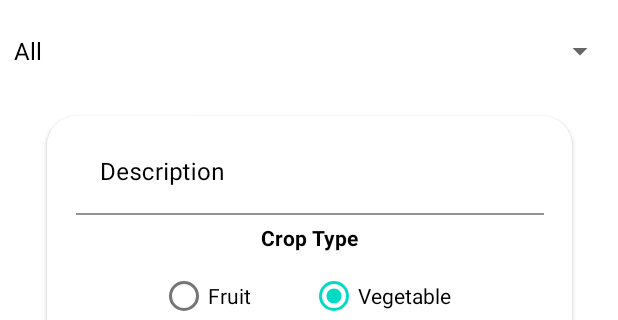
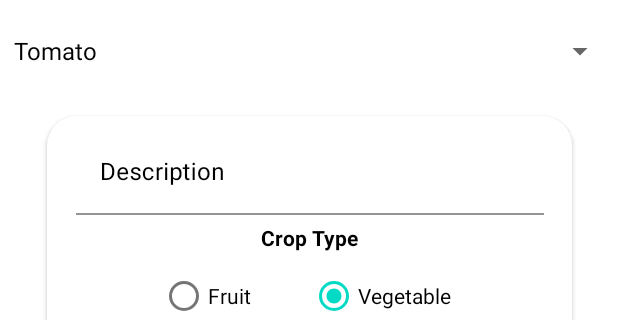
Before and after one commit to CropDealCG/CropDeal, an Android app: the CropPublishFragment screen opened through its navigation route, on a phone screen of 412 x 824 dp, the part 438-758 px from its top. Run offline under Robolectric (Android 15) with nearby library versions, the phone set to English and light mode, and no system bars; our stand-ins replace Firebase (no records; nobody signed in at launch, a user with empty details on screens opened directly), Room's generated code, navigation-ui; plain views replace SmoothBottomBar; 1 statement that could not run was skipped.

```diff
--- a/app/src/main/java/com/cg/cropdeal/model/Constants.kt
+++ b/app/src/main/java/com/cg/cropdeal/model/Constants.kt
@@ -65,5 +65,7 @@ object Constants {
 
     val cropList = listOf<String>("All","Tomato","Potato","Wheat","Rice","Mango","Barley"
     ,"Strawberry","Spinach","Orange","Mustard","Pumpkin","Corn")
+    val cropListWithoutAll = listOf<String>("Tomato","Potato","Wheat","Rice","Mango","Barley"
+        ,"Strawberry","Spinach","Orange","Mustard","Pumpkin","Corn")
 
 }
--- a/app/src/main/java/com/cg/cropdeal/model/UtilRepo.kt
+++ b/app/src/main/java/com/cg/cropdeal/model/UtilRepo.kt
@@ -2,6 +2,7 @@ package com.cg.cropdeal.model
 
 import android.app.Application
 import android.content.Context
+import android.content.DialogInterface
 import android.view.LayoutInflater
 import android.view.View
 import androidx.appcompat.app.AlertDialog
--- a/app/src/main/java/com/cg/cropdeal/view/AboutUsFragment.kt
+++ b/app/src/main/java/com/cg/cropdeal/view/AboutUsFragment.kt
@@ -34,7 +34,7 @@ class AboutUsFragment : Fragment() {
         super.onViewCreated(view, savedInstanceState)
         activity?.actionBar?.setTitle("About Us")
         binding.rateUSBtn.setOnClickListener {
-            val packageName = "Crop Deals"
+            val packageName = "com.cg.cropdeal"
             val uri: Uri = Uri.parse("market://details?id=$packageName")
             val goToMarket = Intent(Intent.ACTION_VIEW, uri)
 
--- a/app/src/main/java/com/cg/cropdeal/view/CropPublishFragment.kt
+++ b/app/src/main/java/com/cg/cropdeal/view/CropPublishFragment.kt
@@ -44,12 +44,11 @@ class CropPublishFragment : Fragment() {
 
 
         viewModel = ViewModelProvider(this).get(CropPublishVM::class.java)
-        val spinnerList = Constants.cropList
+        val spinnerList = Constants.cropListWithoutAll
         val spinnerAdapter = ArrayAdapter<String>(view.context, android.R.layout.simple_spinner_dropdown_item,spinnerList) as SpinnerAdapter
         binding.cropname.adapter = spinnerAdapter
         var cropType = "Fruit"
         binding.radioGroup.setOnCheckedChangeListener { _, i ->
-            Log.d("Observabless","Radio")
             when(i){
                 binding.fruitRadio.id -> cropType = "Fruit"
                 binding.vegRadio.id -> cropType = "Vegetable"
--- a/app/src/main/java/com/cg/cropdeal/view/SignUpActivity.kt
+++ b/app/src/main/java/com/cg/cropdeal/view/SignUpActivity.kt
@@ -69,6 +69,10 @@ class SignUpActivity : AppCompatActivity() {
                         override fun onDataChange(snapshot: DataSnapshot) {
                             if(snapshot.exists()){
                                 val userType = snapshot.child("type").value.toString()
+                                if(userType.isNullOrEmpty()){
+                                    progressDialog.dismiss()
+                                }
+                                else{
                                     val sharedPref = getSharedPreferences("LoginSharedPref",Context.MODE_PRIVATE)?:return
                                     with(sharedPref.edit()){
                                         putString("userType",userType)
@@ -76,6 +80,8 @@ class SignUpActivity : AppCompatActivity() {
                                     }
                                     progressDialog.dismiss()
                                     updateUI()
+                                }
+
                             }
                         }
 
--- a/app/src/main/res/layout/activity_sign_in.xml
+++ b/app/src/main/res/layout/activity_sign_in.xml
@@ -135,6 +135,7 @@
         android:layout_height="wrap_content"
         android:layout_gravity="center_horizontal"
         android:layout_marginTop="10dp"
+        android:hapticFeedbackEnabled="true"
         android:padding="2dp"
         android:text="@string/new_user"
         android:textColor="@color/signBtnBG"
@@ -259,6 +260,7 @@
 
                 android:layout_marginTop="20dp"
 
+                android:hapticFeedbackEnabled="true"
                 android:text="@string/sign_in"
                 app:cornerRadius="15dp"
                 app:layout_constraintEnd_toEndOf="parent"
--- a/app/src/main/res/layout/settings_fragment.xml
+++ b/app/src/main/res/layout/settings_fragment.xml
@@ -27,8 +27,7 @@
         android:layout_height="wrap_content"
         android:layout_marginStart="10dp"
         android:layout_marginTop="10dp"
-        android:hint="@string/user_name"
-        android:textColor="@color/black"
+        android:textColor="@color/White"
         android:textColorHint="@color/black"
         app:layout_constraintStart_toEndOf="@+id/profile_user_image"
         app:layout_constraintTop_toTopOf="parent" />
@@ -38,8 +37,7 @@
         android:layout_width="wrap_content"
         android:layout_height="wrap_content"
         android:layout_marginTop="20dp"
-        android:hint="@string/user_email"
-        android:textColor="@color/black"
+        android:textColor="@color/White"
         android:textColorHint="@color/black"
         app:layout_constraintStart_toStartOf="@+id/profile_user_name"
         app:layout_constraintTop_toBottomOf="@+id/profile_user_name" />
```
Also changed, not shown: app/src/main/java/com/cg/cropdeal/view/SignInActivity.kt (+28 -4 lines). Lines whose indentation alone changed are shown as unchanged.
